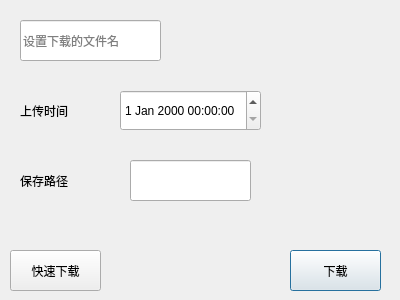
3548848289/SmartDesk, file filehis/DPull.ui: the form before one commit.
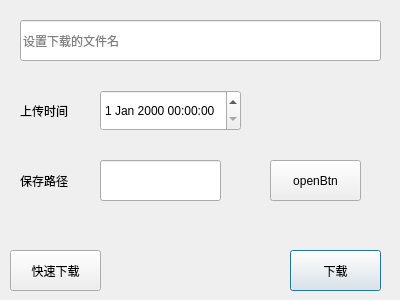
The form after the commit.

```diff
--- a/filehis/DPull.ui
+++ b/filehis/DPull.ui
@@ -16,7 +16,7 @@
   <widget class="QDateTimeEdit" name="dateTimeEdit">
    <property name="geometry">
     <rect>
-     <x>120</x>
+     <x>100</x>
      <y>90</y>
      <width>141</width>
      <height>41</height>
@@ -28,7 +28,7 @@
     <rect>
      <x>20</x>
      <y>20</y>
-     <width>141</width>
+     <width>361</width>
      <height>41</height>
     </rect>
    </property>
@@ -78,7 +78,7 @@
   <widget class="QLineEdit" name="lineEdit_2">
    <property name="geometry">
     <rect>
-     <x>130</x>
+     <x>100</x>
      <y>160</y>
      <width>121</width>
      <height>41</height>
@@ -98,6 +98,19 @@
     <string>保存路径</string>
    </property>
   </widget>
+  <widget class="QPushButton" name="dlBtn_2">
+   <property name="geometry">
+    <rect>
+     <x>270</x>
+     <y>160</y>
+     <width>91</width>
+     <height>41</height>
+    </rect>
+   </property>
+   <property name="text">
+    <string>openBtn</string>
+   </property>
+  </widget>
  </widget>
  <resources/>
  <connections/>
```
